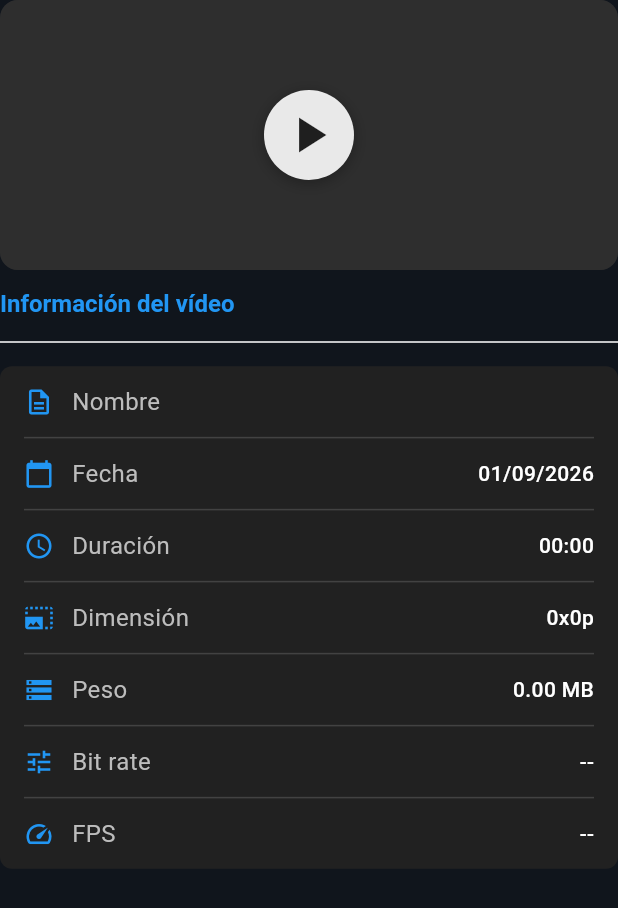
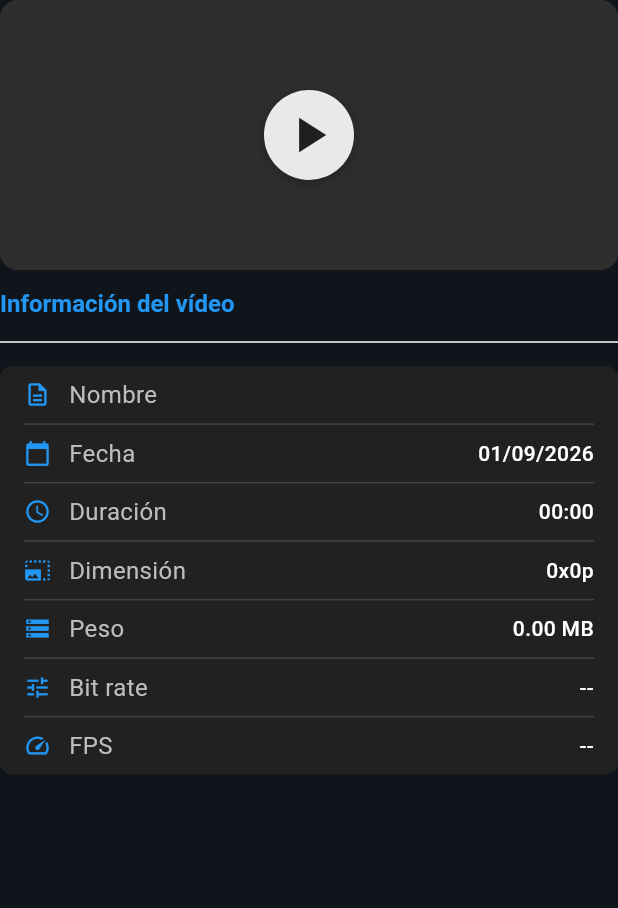
Before and after one commit to carlostic26/robot_compresor_video, a Flutter app: the AdvancedVideoInfoTable widget shown alone on an empty page, opened directly with empty values, on a phone screen of 412 x 824 dp. Shown: the top 908 px of the screen. Run offline on Flutter 3.47's test engine with Material 3 defaults, Android fonts, the light colour scheme and no system bars; our stand-ins replace equatable, file_picker, flutter_bloc, flutter_dotenv, get_it, go_router and 3 more; missing offline and left inert: ffmpeg_kit_flutter_new, gal, video_compress.

Commit message:
adjust ads show and heigh table

```diff
--- a/lib/features/home/presentation/widgets/advanced_video_info_table.dart
+++ b/lib/features/home/presentation/widgets/advanced_video_info_table.dart
@@ -60,8 +60,6 @@ class AdvancedVideoInfoTable extends StatefulWidget {
 class _AdvancedVideoInfoTableState extends State<AdvancedVideoInfoTable> {
   late final TextEditingController _bitrateController;
   late final TextEditingController _fpsController;
-  String? _bitrateError;
-  String? _fpsError;
   bool _bitrateTouched = false;
   bool _fpsTouched = false;
   bool _isEditingBitrate = false;
@@ -91,44 +89,28 @@ class _AdvancedVideoInfoTableState extends State<AdvancedVideoInfoTable> {
   void _onBitrateInput(String value) {
     _bitrateTouched = true;
     if (value.isEmpty) {
-      setState(() => _bitrateError = 'Introduce un bit rate válido');
       widget.onBitrateChanged(null);
       return;
     }
     final parsed = int.tryParse(value);
-    if (parsed == null || parsed <= 0) {
-      setState(() => _bitrateError = 'Debe ser mayor que 0');
+    if (parsed == null || parsed <= 0 || parsed > 100000) {
       widget.onBitrateChanged(null);
       return;
     }
-    if (parsed > 100000) {
-      setState(() => _bitrateError = 'Máx. 100 000 kbps');
-      widget.onBitrateChanged(null);
-      return;
-    }
-    setState(() => _bitrateError = null);
     widget.onBitrateChanged(parsed);
   }
 
   void _onFpsInput(String value) {
     _fpsTouched = true;
     if (value.isEmpty) {
-      setState(() => _fpsError = 'Introduce un valor de FPS');
       widget.onFpsChanged?.call(null);
       return;
     }
     final parsed = int.tryParse(value);
-    if (parsed == null || parsed <= 0) {
-      setState(() => _fpsError = 'Debe ser mayor que 0');
+    if (parsed == null || parsed <= 0 || parsed > 240) {
       widget.onFpsChanged?.call(null);
       return;
     }
-    if (parsed > 240) {
-      setState(() => _fpsError = 'Máx. 240 fps');
-      widget.onFpsChanged?.call(null);
-      return;
-    }
-    setState(() => _fpsError = null);
     widget.onFpsChanged?.call(parsed);
   }
 
@@ -231,11 +213,14 @@ class _AdvancedVideoInfoTableState extends State<AdvancedVideoInfoTable> {
     required String label,
     required String value,
   }) {
-    return Padding(
-      padding: const EdgeInsets.symmetric(horizontal: 16, vertical: 12),
+    return SizedBox(
+      height: 38,
+      child: Padding(
+        padding: const EdgeInsets.symmetric(horizontal: 16),
         child: Row(
+          crossAxisAlignment: CrossAxisAlignment.center,
           children: [
-          Icon(icon, color: Colors.blue, size: 20),
+            Icon(icon, color: Colors.blue, size: 18),
             const SizedBox(width: 12),
             Expanded(
               child: Row(
@@ -247,12 +232,17 @@ class _AdvancedVideoInfoTableState extends State<AdvancedVideoInfoTable> {
                       context,
                     ).textTheme.bodyMedium?.copyWith(color: Colors.grey[400]),
                   ),
-                Text(
+                  Flexible(
+                    child: Text(
                       value,
+                      maxLines: 1,
+                      overflow: TextOverflow.ellipsis,
+                      textAlign: TextAlign.end,
                       style: Theme.of(context).textTheme.bodyMedium?.copyWith(
                         fontSize: 14,
                         color: Colors.white,
                         fontWeight: FontWeight.w500,
+                      ),
                     ),
                   ),
                 ],
@@ -260,16 +250,20 @@ class _AdvancedVideoInfoTableState extends State<AdvancedVideoInfoTable> {
             ),
           ],
         ),
+      ),
     );
   }
 
   /// Fila de Peso: shimmer durante compresión, valor real al terminar.
   Widget _buildSizeRow(BuildContext context) {
-    return Padding(
-      padding: const EdgeInsets.symmetric(horizontal: 16, vertical: 12),
+    return SizedBox(
+      height: 38,
+      child: Padding(
+        padding: const EdgeInsets.symmetric(horizontal: 16),
         child: Row(
+          crossAxisAlignment: CrossAxisAlignment.center,
           children: [
-          const Icon(Icons.storage, color: Colors.blue, size: 20),
+            const Icon(Icons.storage, color: Colors.blue, size: 18),
             const SizedBox(width: 12),
             Expanded(
               child: Row(
@@ -284,18 +278,24 @@ class _AdvancedVideoInfoTableState extends State<AdvancedVideoInfoTable> {
                   if (widget.isResultLoading)
                     const LoadingPlaceholderWidget(width: 80, height: 14)
                   else
-                  Text(
+                    Flexible(
+                      child: Text(
                         '${(widget.finalSizeMB ?? widget.videoFile.sizeMB).toStringAsFixed(2)} MB',
+                        maxLines: 1,
+                        overflow: TextOverflow.ellipsis,
+                        textAlign: TextAlign.end,
                         style: Theme.of(context).textTheme.bodyMedium?.copyWith(
                           fontSize: 14,
                           color: Colors.white,
                           fontWeight: FontWeight.w500,
                         ),
                       ),
+                    ),
                 ],
               ),
             ),
           ],
+        ),
       ),
     );
   }
@@ -304,11 +304,14 @@ class _AdvancedVideoInfoTableState extends State<AdvancedVideoInfoTable> {
   Widget _buildBitrateRow(BuildContext context, {required bool isEditable}) {
     if (!isEditable) {
       // Modo resultado: shimmer o valor real
-      return Padding(
-        padding: const EdgeInsets.symmetric(horizontal: 16, vertical: 12),
+      return SizedBox(
+        height: 38,
+        child: Padding(
+          padding: const EdgeInsets.symmetric(horizontal: 16),
           child: Row(
+            crossAxisAlignment: CrossAxisAlignment.center,
             children: [
-            const Icon(Icons.tune, color: Colors.blue, size: 20),
+              const Icon(Icons.tune, color: Colors.blue, size: 18),
               const SizedBox(width: 12),
               Expanded(
                 child: Row(
@@ -323,12 +326,18 @@ class _AdvancedVideoInfoTableState extends State<AdvancedVideoInfoTable> {
                     if (widget.isResultLoading)
                       const LoadingPlaceholderWidget(width: 80, height: 14)
                     else
-                    Text(
+                      Flexible(
+                        child: Text(
                           _formatBitrate(widget.videoFile.bitrate),
-                      style: Theme.of(context).textTheme.bodyMedium?.copyWith(
+                          maxLines: 1,
+                          overflow: TextOverflow.ellipsis,
+                          textAlign: TextAlign.end,
+                          style: Theme.of(context).textTheme.bodyMedium
+                              ?.copyWith(
                                 fontSize: 14,
                                 color: Colors.white,
                                 fontWeight: FontWeight.w500,
+                              ),
                         ),
                       ),
                   ],
@@ -336,16 +345,19 @@ class _AdvancedVideoInfoTableState extends State<AdvancedVideoInfoTable> {
               ),
             ],
           ),
+        ),
       );
     }
 
     // Modo edición: texto + lápiz para activar input
-    return Padding(
-      padding: const EdgeInsets.symmetric(horizontal: 16, vertical: 8),
+    return SizedBox(
+      height: 38,
+      child: Padding(
+        padding: const EdgeInsets.symmetric(horizontal: 16),
         child: Row(
           crossAxisAlignment: CrossAxisAlignment.center,
           children: [
-          const Icon(Icons.tune, color: Colors.blue, size: 20),
+            const Icon(Icons.tune, color: Colors.blue, size: 18),
             const SizedBox(width: 12),
             Expanded(
               child: Row(
@@ -358,18 +370,16 @@ class _AdvancedVideoInfoTableState extends State<AdvancedVideoInfoTable> {
                       context,
                     ).textTheme.bodyMedium?.copyWith(color: Colors.grey[400]),
                   ),
-                Column(
-                  crossAxisAlignment: CrossAxisAlignment.end,
-                  children: [
                   Row(
                     mainAxisSize: MainAxisSize.min,
+                    crossAxisAlignment: CrossAxisAlignment.center,
                     children: [
                       IconButton(
-                          icon: const Icon(Icons.edit_outlined, size: 18),
+                        icon: const Icon(Icons.edit_outlined, size: 16),
                         color: Colors.blue,
-                          splashRadius: 18,
+                        splashRadius: 16,
                         constraints: const BoxConstraints(),
-                          padding: const EdgeInsets.only(right: 8),
+                        padding: const EdgeInsets.only(right: 6),
                         onPressed: () {
                           setState(() {
                             _isEditingBitrate = !_isEditingBitrate;
@@ -395,13 +405,11 @@ class _AdvancedVideoInfoTableState extends State<AdvancedVideoInfoTable> {
                         ),
                     ],
                   ),
-                    if (_bitrateError != null) _buildFieldError(_bitrateError!),
-                  ],
-                ),
                 ],
               ),
             ),
           ],
+        ),
       ),
     );
   }
@@ -410,11 +418,14 @@ class _AdvancedVideoInfoTableState extends State<AdvancedVideoInfoTable> {
   Widget _buildFpsRow(BuildContext context, {required bool isEditable}) {
     if (!isEditable) {
       // Modo resultado: shimmer o valor real
-      return Padding(
-        padding: const EdgeInsets.symmetric(horizontal: 16, vertical: 12),
+      return SizedBox(
+        height: 38,
+        child: Padding(
+          padding: const EdgeInsets.symmetric(horizontal: 16),
           child: Row(
+            crossAxisAlignment: CrossAxisAlignment.center,
             children: [
-            const Icon(Icons.speed, color: Colors.blue, size: 20),
+              const Icon(Icons.speed, color: Colors.blue, size: 18),
               const SizedBox(width: 12),
               Expanded(
                 child: Row(
@@ -429,12 +440,18 @@ class _AdvancedVideoInfoTableState extends State<AdvancedVideoInfoTable> {
                     if (widget.isResultLoading)
                       const LoadingPlaceholderWidget(width: 80, height: 14)
                     else
-                    Text(
+                      Flexible(
+                        child: Text(
                           _formatFps(widget.videoFile.fps),
-                      style: Theme.of(context).textTheme.bodyMedium?.copyWith(
+                          maxLines: 1,
+                          overflow: TextOverflow.ellipsis,
+                          textAlign: TextAlign.end,
+                          style: Theme.of(context).textTheme.bodyMedium
+                              ?.copyWith(
                                 fontSize: 14,
                                 color: Colors.white,
                                 fontWeight: FontWeight.w500,
+                              ),
                         ),
                       ),
                   ],
@@ -442,16 +459,19 @@ class _AdvancedVideoInfoTableState extends State<AdvancedVideoInfoTable> {
               ),
             ],
           ),
+        ),
       );
     }
 
     // Modo edición: texto + lápiz para activar input
-    return Padding(
-      padding: const EdgeInsets.symmetric(horizontal: 16, vertical: 8),
+    return SizedBox(
+      height: 38,
+      child: Padding(
+        padding: const EdgeInsets.symmetric(horizontal: 16),
         child: Row(
           crossAxisAlignment: CrossAxisAlignment.center,
           children: [
-          const Icon(Icons.speed, color: Colors.blue, size: 20),
+            const Icon(Icons.speed, color: Colors.blue, size: 18),
             const SizedBox(width: 12),
             Expanded(
               child: Row(
@@ -464,18 +484,16 @@ class _AdvancedVideoInfoTableState extends State<AdvancedVideoInfoTable> {
                       context,
                     ).textTheme.bodyMedium?.copyWith(color: Colors.grey[400]),
                   ),
-                Column(
-                  crossAxisAlignment: CrossAxisAlignment.end,
-                  children: [
                   Row(
                     mainAxisSize: MainAxisSize.min,
+                    crossAxisAlignment: CrossAxisAlignment.center,
                     children: [
                       IconButton(
-                          icon: const Icon(Icons.edit_outlined, size: 18),
+                        icon: const Icon(Icons.edit_outlined, size: 16),
                         color: Colors.blue,
-                          splashRadius: 18,
+                        splashRadius: 16,
                         constraints: const BoxConstraints(),
-                          padding: const EdgeInsets.only(right: 8),
+                        padding: const EdgeInsets.only(right: 6),
                         onPressed: () {
                           setState(() {
                             _isEditingFps = !_isEditingFps;
@@ -502,13 +520,11 @@ class _AdvancedVideoInfoTableState extends State<AdvancedVideoInfoTable> {
                         ),
                     ],
                   ),
-                    if (_fpsError != null) _buildFieldError(_fpsError!),
-                  ],
-                ),
                 ],
               ),
             ),
           ],
+        ),
       ),
     );
   }
@@ -522,7 +538,7 @@ class _AdvancedVideoInfoTableState extends State<AdvancedVideoInfoTable> {
   }) {
     return SizedBox(
       width: width,
-      height: 36,
+      height: 26,
       child: TextField(
         controller: controller,
         autofocus: autofocus,
@@ -531,16 +547,17 @@ class _AdvancedVideoInfoTableState extends State<AdvancedVideoInfoTable> {
         textAlign: TextAlign.right,
         style: Theme.of(context).textTheme.bodyMedium?.copyWith(
           color: Colors.white,
+          fontSize: 13,
           fontWeight: FontWeight.w500,
         ),
         decoration: InputDecoration(
           isDense: true,
           contentPadding: const EdgeInsets.symmetric(
-            horizontal: 8,
-            vertical: 8,
+            horizontal: 6,
+            vertical: 2,
           ),
           suffixText: suffix,
-          suffixStyle: TextStyle(color: Colors.grey[500], fontSize: 12),
+          suffixStyle: TextStyle(color: Colors.grey[500], fontSize: 11),
           border: OutlineInputBorder(
             borderRadius: BorderRadius.circular(6),
             borderSide: BorderSide(color: Colors.grey[700]!),
@@ -560,7 +577,7 @@ class _AdvancedVideoInfoTableState extends State<AdvancedVideoInfoTable> {
   }
 
   Widget _buildFieldError(String message) => Padding(
-    padding: const EdgeInsets.only(top: 4),
+    padding: const EdgeInsets.only(top: 2),
     child: Text(
       message,
       style: const TextStyle(color: Colors.red, fontSize: 10),
--- a/lib/main.dart
+++ b/lib/main.dart
@@ -18,6 +18,7 @@ Future<void> main() async {
   }
 
   await setupDependencies();
+  await AdService.initialize();
 
   FlutterError.onError = (details) {
     debugPrint('Flutter framework error: ${details.exceptionAsString()}');
--- a/pubspec.yaml
+++ b/pubspec.yaml
@@ -2,7 +2,7 @@ name: robot_compresor_video
 description: "A new Flutter project."
 publish_to: 'none'
 
-version: 1.0.5+5
+version: 1.0.6+6
 
 environment:
   sdk: ^3.11.4
```
Also changed, not shown: lib/core/services/ad_service.dart (+94 -65 lines), lib/core/widgets/banner_ad_widget.dart (+17 -6 lines), lib/features/home/presentation/dialogs/advanced_mode_dialog.dart (+11 -7 lines), lib/features/home/presentation/sections/subir_section_widget.dart (+1 -7 lines), lib/features/home/presentation/widgets/video_info_table_widget.dart (+12 -3 lines), 4 other files. Lines whose indentation alone changed are shown as unchanged.
